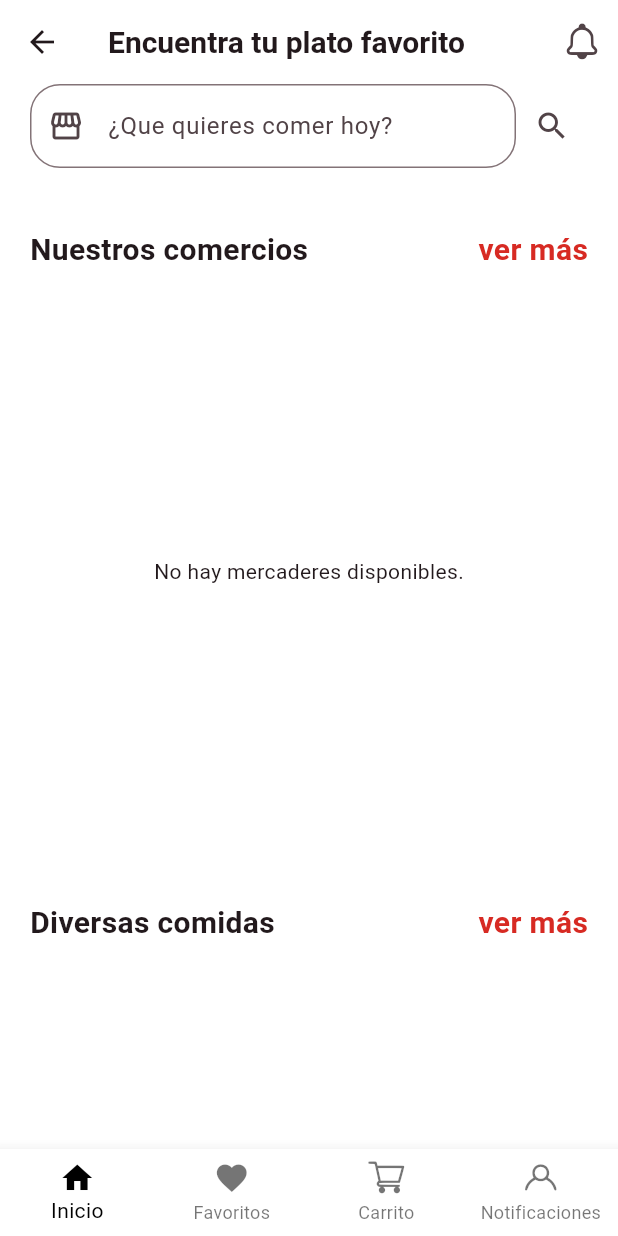
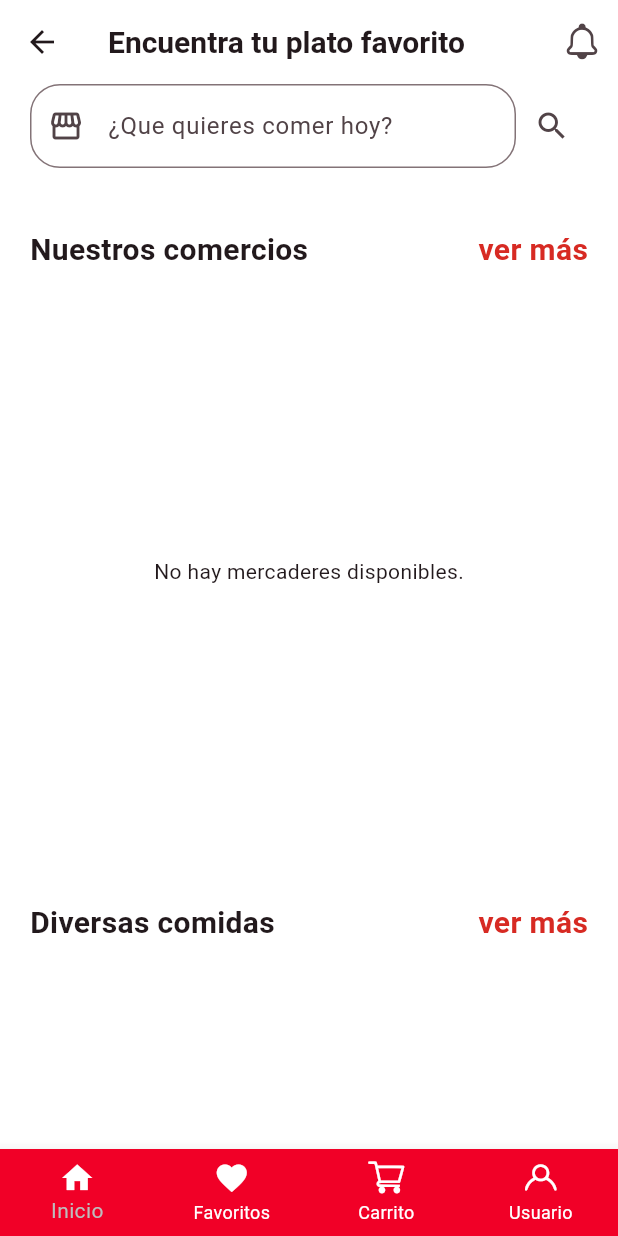
Before and after one commit to AkionAG7/Nicoya_Now_Flutter, a Flutter app: the BottomNavigator screen opened by its route, on a phone screen of 412 x 824 dp. Run offline on Flutter 3.47's test engine with Material 3 defaults, Android fonts, the phone set to English and light mode, and no system bars; our stand-ins replace dartz, file_picker, flutter_dotenv, get_it, image_picker, internet_connection_checker and 2 more; accounts and stored records are empty.

Commit message:
cambio de color de fondo e iconos del BottomBar de customer

```diff
--- a/lib/app/interface/Widgets/BottomNavigator.dart
+++ b/lib/app/interface/Widgets/BottomNavigator.dart
@@ -26,22 +26,26 @@ class _BottomNavigatorState extends State<BottomNavigator> {
     return Scaffold(
       body: IndexedStack(index: _currentIndex, children: _pages),
       bottomNavigationBar: BottomNavigationBar(
+        backgroundColor: const Color(0xFFf10027),
+
         currentIndex: _currentIndex,
         onTap: (i) => setState(() => _currentIndex = i),
         type: BottomNavigationBarType.fixed,
+        selectedItemColor: Colors.grey[400],
+        unselectedItemColor: Colors.white,
         items: const [
-          BottomNavigationBarItem(icon: Icon(Icons.home), label: 'Inicio'),
+          BottomNavigationBarItem(icon: Icon(Icons.home, color: Colors.white,), label: 'Inicio'),
           BottomNavigationBarItem(
-            icon: Icon(Icons.favorite),
+            icon: Icon(Icons.favorite , color: Colors.white,),
             label: 'Favoritos',
           ),
           BottomNavigationBarItem(
-            icon: Icon(NicoyaNowIcons.carritocompras),
+            icon: Icon(NicoyaNowIcons.carritocompras , color: Colors.white,),
             label: 'Carrito',
           ),
           BottomNavigationBarItem(
-            icon: Icon(NicoyaNowIcons.usuario),
-            label: 'Notificaciones',
+            icon: Icon(NicoyaNowIcons.usuario , color: Colors.white,),
+            label: 'Usuario',
           ),
         ],
       ),
```
